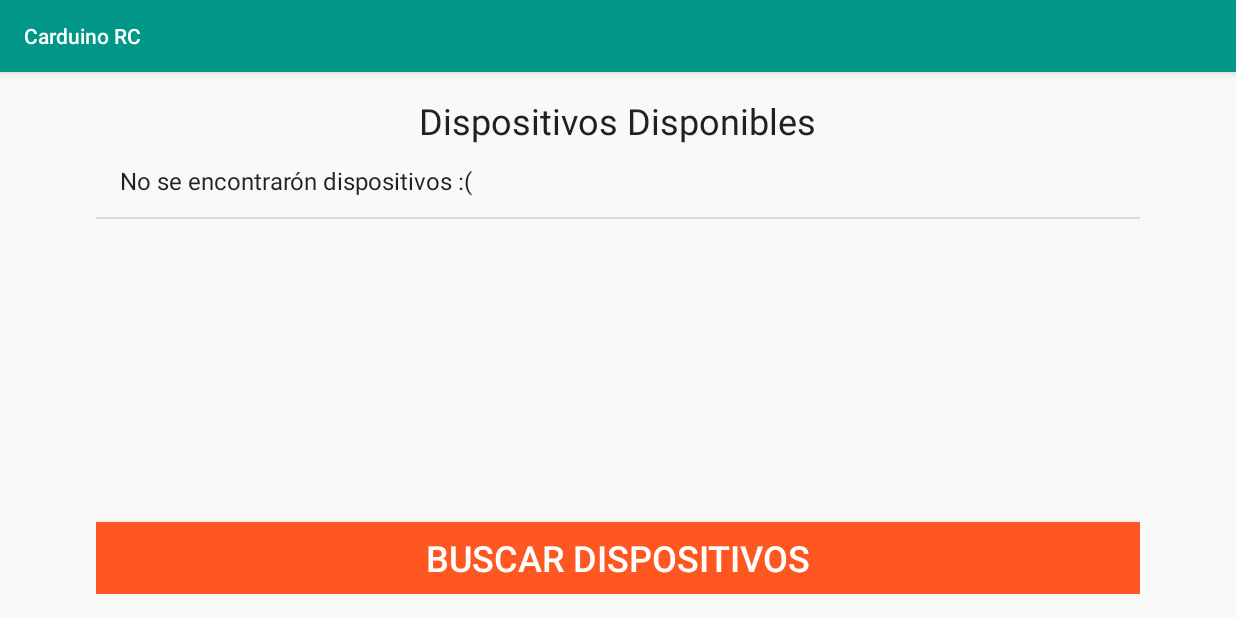
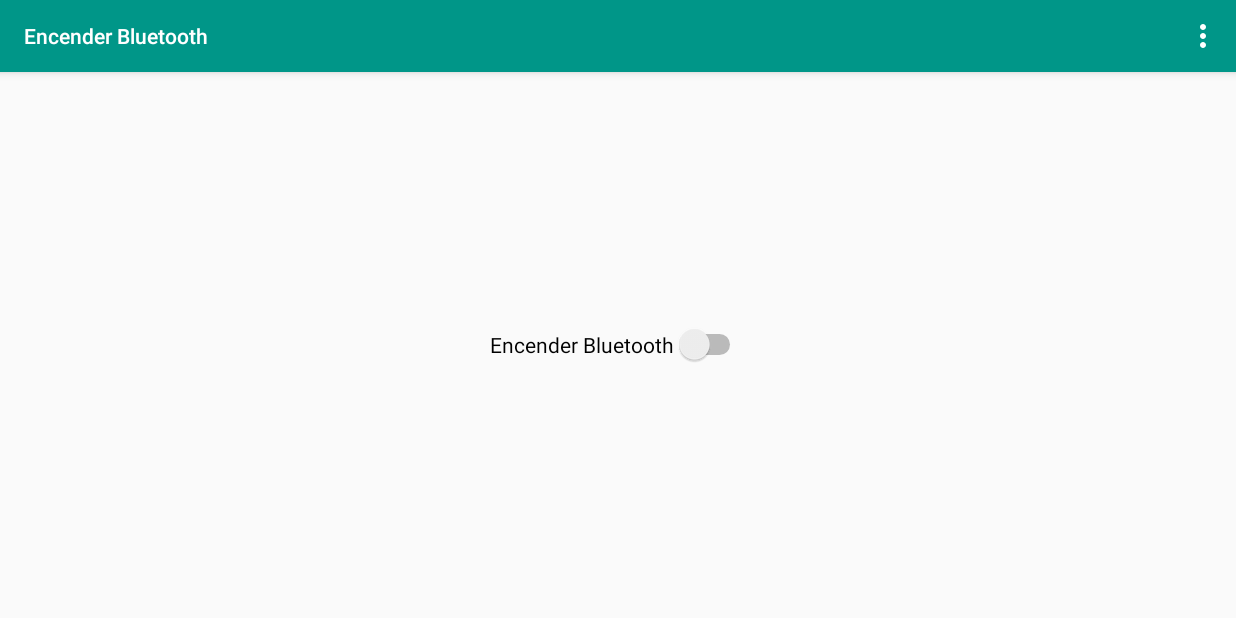
Before and after one commit to AlfredoBejarano/CarduinoAndroidApp, an Android app: the screen it shows after launch (MainActivity before the commit, TurnOnBluetooth after it), on a phone screen of 824 x 412 dp (held sideways). Run offline under Robolectric (Android 15) with nearby library versions, the phone set to English and light mode, and no system bars.

Commit message:
Creada actividad para revisar el estado del bluetooth :smile:

```diff
--- a/app/src/main/java/me/alfredobejarano/carduinorc/SearchDevices.java
+++ b/app/src/main/java/me/alfredobejarano/carduinorc/SearchDevices.java
@@ -6,12 +6,9 @@ import android.content.BroadcastReceiver;
 import android.content.Context;
 import android.content.Intent;
 import android.content.IntentFilter;
-import android.hardware.camera2.params.BlackLevelPattern;
 import android.support.v7.app.AppCompatActivity;
 import android.os.Bundle;
 import android.util.Log;
-import android.view.Menu;
-import android.view.MenuItem;
 import android.widget.TextView;
 import android.widget.Toast;
 
@@ -41,7 +38,7 @@ public class SearchDevices extends AppCompatActivity {
 
             if(BluetoothAdapter.ACTION_DISCOVERY_FINISHED.equals(estado)) {
                 Toast.makeText(context,"Busqueda Finalizada", Toast.LENGTH_SHORT);
-                Intent i = new Intent(SearchDevices.this, MainActivity.class);
+                Intent i = new Intent(SearchDevices.this, ListDevices.class);
                 Log.d("","\n"+dispositivosEncontrados.size());
                 i.putParcelableArrayListExtra("dispositivosEncontrados", dispositivosEncontrados);
                 startActivity(i);
--- /dev/null
+++ b/app/src/main/java/me/alfredobejarano/carduinorc/TurnOnBluetooth.java
@@ -0,0 +1,24 @@
+package me.alfredobejarano.carduinorc;
+
+import android.support.v7.app.AppCompatActivity;
+import android.os.Bundle;
+import android.view.Menu;
+import android.view.MenuItem;
+
+public class TurnOnBluetooth extends AppCompatActivity {
+
+    @Override
+    protected void onCreate(Bundle savedInstanceState) {
+        super.onCreate(savedInstanceState);
+        setContentView(R.layout.activity_turn_on_bluetooth);
+    }
+
+    @Override
+    public boolean onCreateOptionsMenu(Menu menu) {
+        // Inflate the menu; this adds items to the action bar if it is present.
+        getMenuInflater().inflate(R.menu.menu_turn_on_bluetooth, menu);
+        return true;
+    }
+
+
+}
--- a/app/src/main/res/layout/activity_main.xml
+++ b/app/src/main/res/layout/activity_list_devices.xml
@@ -11,7 +11,7 @@
         android:id="@+id/subtitle"
         android:layout_width="wrap_content"
         android:layout_height="wrap_content"
-        android:text="@string/bondendDevices"
+        android:text="@string/listdevices_activity_subtitle"
         android:textColor="@color/md_grey_900"
         android:layout_alignParentTop="true"
         android:layout_centerHorizontal="true" />
@@ -21,19 +21,7 @@
         android:layout_width="fill_parent"
         android:layout_below="@id/subtitle"
         android:layout_height="fill_parent"
-        android:layout_above="@+id/buttonSearch"></ListView>
+        ></ListView>
 
-    <Button
-        android:id="@+id/buttonSearch"
-        android:text="@string/main_activity_action"
-        android:background="@color/md_deep_orange_500"
-        android:textColor="@color/md_white_1000"
-        android:textSize="24dp"
-        android:textAlignment="center"
-        android:layout_width="fill_parent"
-        android:layout_height="wrap_content"
-        android:layout_alignParentBottom="true"
-        android:layout_alignParentLeft="true"
-        android:layout_alignParentStart="true" />
 
 </RelativeLayout>
--- /dev/null
+++ b/app/src/main/res/layout/activity_turn_on_bluetooth.xml
@@ -0,0 +1,17 @@
+<RelativeLayout xmlns:android="http://schemas.android.com/apk/res/android"
+    xmlns:tools="http://schemas.android.com/tools" android:layout_width="match_parent"
+    android:layout_height="match_parent" android:paddingLeft="@dimen/activity_horizontal_margin"
+    android:paddingRight="@dimen/activity_horizontal_margin"
+    android:paddingTop="@dimen/activity_vertical_margin"
+    android:paddingBottom="@dimen/activity_vertical_margin"
+    tools:context="me.alfredobejarano.carduinorc.TurnOnBluetooth">
+
+
+    <Switch
+        android:layout_width="wrap_content"
+        android:layout_height="wrap_content"
+        android:text="@string/turnonbluetooth_activity_title"
+        android:id="@+id/turnonbluetooth_switch"
+        android:layout_centerVertical="true"
+        android:layout_centerHorizontal="true" />
+</RelativeLayout>
--- a/app/src/main/res/menu/menu_main.xml
+++ b/app/src/main/res/menu/menu_list_devices.xml
@@ -1,6 +1,6 @@
 <menu xmlns:android="http://schemas.android.com/apk/res/android"
     xmlns:app="http://schemas.android.com/apk/res-auto"
     xmlns:tools="http://schemas.android.com/tools" tools:context=".MainActivity">
-    <item android:id="@+id/action_settings" android:title="@string/about"
+    <item android:id="@+id/buscar_dispositivos" android:title="@string/about"
         android:orderInCategory="100" app:showAsAction="never" />
 </menu>
--- /dev/null
+++ b/app/src/main/res/menu/menu_turn_on_bluetooth.xml
@@ -0,0 +1,7 @@
+<menu xmlns:android="http://schemas.android.com/apk/res/android"
+    xmlns:app="http://schemas.android.com/apk/res-auto"
+    xmlns:tools="http://schemas.android.com/tools"
+    tools:context="me.alfredobejarano.carduinorc.TurnOnBluetooth">
+    <item android:id="@+id/action_settings" android:title="@string/action_settings"
+        android:orderInCategory="100" app:showAsAction="never" />
+</menu>
--- a/app/src/main/res/values/strings.xml
+++ b/app/src/main/res/values/strings.xml
@@ -1,16 +1,21 @@
 <resources>
+    <!-- Nombre de la Aplicación -->
     <string name="app_name" >Carduino RC</string>
 
-    <string name="ma_title">Conectar al carro</string>
-    <string name="main_activity_action">Buscar Dispositivos</string>
-    <string name="bondendDevices">Dispositivos Disponibles</string>
+    <!--TurnOnBluetooth Activity -->
+    <string name="turnonbluetooth_activity_title">Encender Bluetooth</string>
+
+    <!-- ListDevices Activity -->
+    <string name="listdevices_activity_title">Conectar al carro</string>
+    <string name="listdevices_activity_action">Buscar Dispositivos</string>
+    <string name="listdevices_activity_subtitle">Dispositivos Disponibles</string>
+
+    <!-- SearchDevices Activity -->
     <string name="title_activity_search_devices">Buscando Dispositivos</string>
-
     <string name="action_settings">Settings</string>
     <string name="searchingDevices">Buscando Dispositivos</string>
     <string name="about">Detalles de la Aplicación</string>
     <string name="main_activity_search_devices">Conectar al carro</string>
     <string name="title_activity_cabin">Cabin</string>
 
-    <string name="hello_world">Hello world!</string>
 </resources>
```
Also changed, not shown: app/src/main/AndroidManifest.xml (+16 -5 lines), app/src/main/java/me/alfredobejarano/carduinorc/ListDevices.java (renamed from app/src/main/java/me/alfredobejarano/carduinorc/MainActivity.java, +20 -7 lines).
